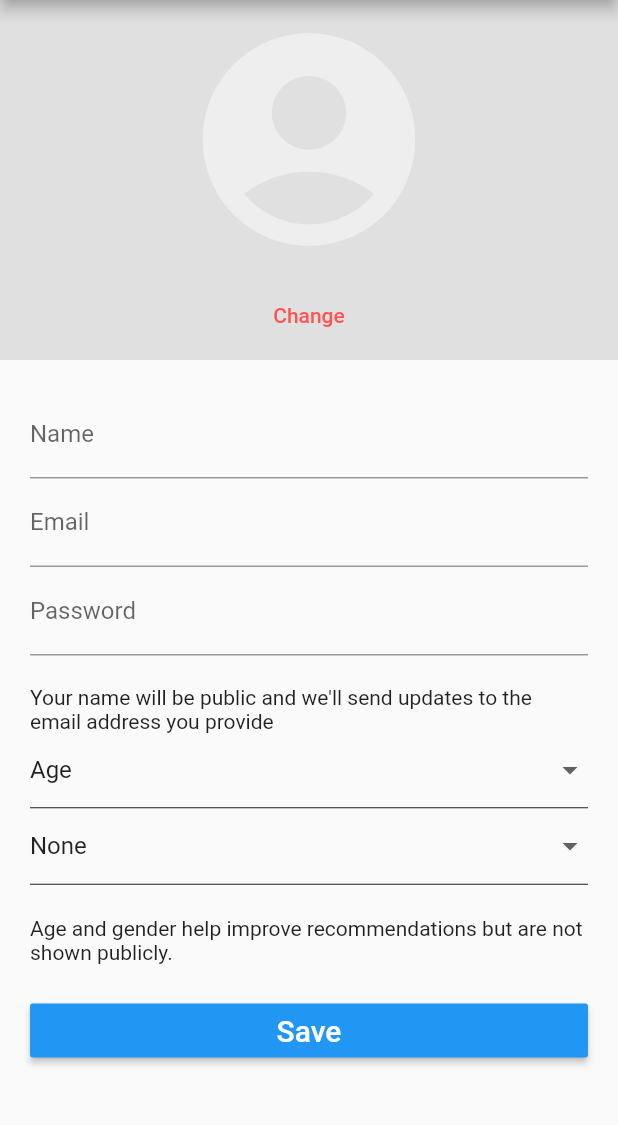
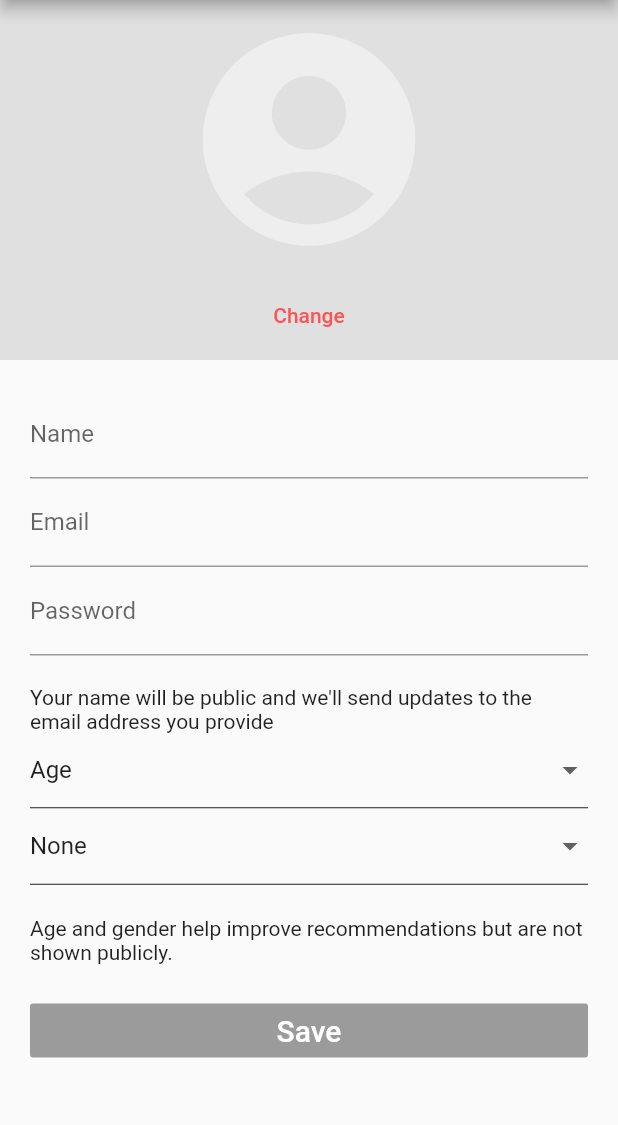
Before and after one commit to Algomoney/registration_app, a Flutter app: the screen it shows after launch, on a phone screen of 412 x 824 dp, the part 84-1209 px from its top. Run offline on Flutter 3.47's test engine with Material 2 defaults, Android fonts, the phone set to English and light mode, and no system bars; our stand-ins replace rxdart.

Commit message:
Updated RegistrationView to support StreamBuilders with Blocs.

```diff
--- a/lib/src/app.dart
+++ b/lib/src/app.dart
@@ -9,13 +9,22 @@ class App extends StatelessWidget {
       child: MaterialApp(
         title: 'Registration App',
         theme: ThemeData.light(),
-        home: Scaffold(
-          appBar: AppBar(
-            title: Text('Registration App'),
-          ),
-          body: RegistrationScreen(),
-        ),
+        onGenerateRoute: routes,
       ),
     );
   }
+
+  Route routes(RouteSettings settings) {
+    if (settings.name == '/') {
+      return MaterialPageRoute(builder: (BuildContext context) {
+        final bloc = Provider.of(context);
+        bloc.fetchItems();
+        return RegistrationScreen();
+      });
+    } else {
+      return MaterialPageRoute(builder: (BuildContext context) {
+        return RegistrationScreen();
+      });
+    }
+  }
 }
--- a/lib/src/blocs/bloc.dart
+++ b/lib/src/blocs/bloc.dart
@@ -1,5 +1,55 @@
+import 'dart:async';
 import 'package:rxdart/rxdart.dart';
+import 'validators.dart';
 
-class Bloc extends Object {
-  void dispose() {}
+class Bloc extends Object with Validators {
+  final _name = BehaviorSubject<String>();
+  final _email = BehaviorSubject<String>();
+  final _password = BehaviorSubject<String>();
+  final _age = BehaviorSubject<List<String>>();
+  final _gender = BehaviorSubject<String>();
+
+  List<String> items = ['Age', '21', '22', '23'];
+
+  // Add data to Stream
+  Stream<String> get name => _name.transform(validateName);
+  Stream<String> get email => _email.transform(validateEmail);
+  Stream<String> get password => _password.transform(validatePassword);
+  Observable<List<String>> get age => _age.stream;
+
+  Stream<bool> get submitValid => Observable.combineLatest4(
+      name, email, password, age, (n, e, p, a) => true);
+
+  // Change data
+  Function(String) get changeName => _name.add;
+  Function(String) get changeEmail => _email.add;
+  Function(String) get changePassword => _password.add;
+
+  void fetchItems() {
+    _age.add(items);
+  }
+
+  // Send data to API endpoint
+  int registerUser() {
+    final validName = _name.value;
+    final validEmail = _email.value;
+    final validPassword = _password.value;
+    final age = _age.value;
+
+    print('Name is: $validName');
+    print('Name is: $validEmail');
+    print('Name is: $validPassword');
+    // TODO: Capture value passed to Steam
+    print('Age is: $age');
+
+    return 1;
+  }
+
+  void dispose() {
+    _name.close();
+    _email.close();
+    _password.close();
+    _age.close();
+    _gender.close();
+  }
 }
--- a/lib/src/screens/registration_screen.dart
+++ b/lib/src/screens/registration_screen.dart
@@ -7,7 +7,11 @@ class RegistrationScreen extends StatelessWidget {
   Widget build(BuildContext context) {
     final bloc = Provider.of(context);
 
-    return Container(
+    return Scaffold(
+      appBar: AppBar(
+        title: Text('Registration App'),
+      ),
+      body: Container(
         margin: EdgeInsets.all(0.0),
         child: ListView(
           children: <Widget>[
@@ -17,14 +21,14 @@ class RegistrationScreen extends StatelessWidget {
               child: Column(
                 crossAxisAlignment: CrossAxisAlignment.stretch,
                 children: <Widget>[
-                nameField(),
-                emailField(),
-                passwordField(),
+                  nameField(bloc),
+                  emailField(bloc),
+                  passwordField(bloc),
                   Padding(
                     padding: const EdgeInsets.only(top: 20.0),
                     child: profileDisclaimer(),
                   ),
-                ageDropdown(),
+                  ageDropdown(bloc),
                   Divider(
                     color: Colors.grey[900],
                     height: 3.0,
@@ -40,46 +44,59 @@ class RegistrationScreen extends StatelessWidget {
                   ),
                   Padding(
                     padding: const EdgeInsets.only(top: 20.0),
-                  child: submitButton(),
+                    child: submitButton(bloc),
                   ),
                 ],
               ),
             ),
           ],
         ),
+      ),
     );
   }
 
-  Widget nameField() {
+  Widget nameField(Bloc bloc) {
+    return StreamBuilder<String>(
+      stream: bloc.name,
+      builder: (BuildContext context, AsyncSnapshot<String> snapshot) {
         return TextField(
           keyboardType: TextInputType.text,
           decoration: InputDecoration(
-        hintText: 'Name',
-        labelText: 'Name',
-      ),
-      onChanged: (String value) => print(value),
+              hintText: 'Name', labelText: 'Name', errorText: snapshot.error),
+          onChanged: bloc.changeName,
+        );
+      },
     );
   }
 
-  Widget emailField() {
+  Widget emailField(Bloc bloc) {
+    return StreamBuilder<String>(
+      stream: bloc.email,
+      builder: (BuildContext context, AsyncSnapshot<String> snapshot) {
         return TextField(
           keyboardType: TextInputType.emailAddress,
           decoration: InputDecoration(
-        hintText: 'Email',
-        labelText: 'Email',
-      ),
-      onChanged: (String value) => print(value),
+              hintText: 'Email', labelText: 'Email', errorText: snapshot.error),
+          onChanged: bloc.changeEmail,
+        );
+      },
     );
   }
 
-  Widget passwordField() {
+  Widget passwordField(Bloc bloc) {
+    return StreamBuilder<String>(
+      stream: bloc.password,
+      builder: (BuildContext context, AsyncSnapshot snapshot) {
         return TextField(
           keyboardType: TextInputType.text,
           decoration: InputDecoration(
               hintText: 'Password',
               labelText: 'Password',
-      ),
-      onChanged: (String value) => print(value),
+              errorText: snapshot.error),
+          obscureText: true,
+          onChanged: bloc.changePassword,
+        );
+      },
     );
   }
 
@@ -88,26 +105,37 @@ class RegistrationScreen extends StatelessWidget {
         'Your name will be public and we\'ll send updates to the email address you provide');
   }
 
-  Widget ageDropdown() {
-    List<String> items = ['Age', '21', '22', '23'];
-    String currentItemSelected = 'Age';
-
+  // TODO: Update 'value' when snapshot in 'onChanged' is updated.
+  // TODO: Inform Stream of updated snapshot value
+  Widget ageDropdown(Bloc bloc) {
+    return StreamBuilder<List<String>>(
+      stream: bloc.age,
+      builder: (BuildContext context, AsyncSnapshot<List<String>> snapshot) {
+        if (!snapshot.hasData) {
+          return Center(
+            child: CircularProgressIndicator(),
+          );
+        }
+        String currentItemSelected = snapshot.data[0];
         return DropdownButtonHideUnderline(
           child: DropdownButton<String>(
             value: currentItemSelected,
-        items: items.map((String dropdownItems) {
+            items: snapshot.data.map((snapshot) {
               return DropdownMenuItem<String>(
-            value: dropdownItems,
-            child: Text(dropdownItems),
+                value: snapshot,
+                child: Text(snapshot),
               );
             }).toList(),
             hint: Text('Enter your age'),
-        onChanged: (value) {
+            onChanged: (snapshot) {
               // Update the state
-          currentItemSelected = value;
-          print(currentItemSelected);
+              currentItemSelected = snapshot;
+              print('Currently selected: $currentItemSelected');
+              //bloc.fetchItems();
             },
           ),
+        );
+      },
     );
   }
 
@@ -138,14 +166,19 @@ class RegistrationScreen extends StatelessWidget {
         'Age and gender help improve recommendations but are not shown publicly.');
   }
 
-  Widget submitButton() {
+  Widget submitButton(Bloc bloc) {
+    return StreamBuilder<bool>(
+      stream: bloc.submitValid,
+      builder: (BuildContext context, AsyncSnapshot<bool> snapshot) {
         return RaisedButton(
           child: Text(
             'Save',
             style: TextStyle(color: Colors.white, fontSize: 20.0),
           ),
           color: Colors.blue,
-      onPressed: () => print('Save button pressed'),
+          onPressed: snapshot.hasData ? bloc.registerUser : null,
+        );
+      },
     );
   }
 }
```
Also changed, not shown: lib/src/blocs/validators.dart (added, +30 -0 lines). Lines whose indentation alone changed are shown as unchanged.
